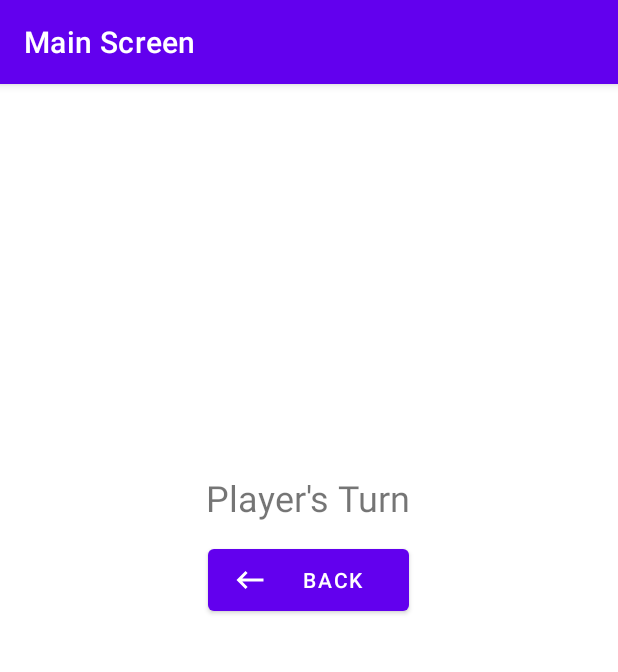
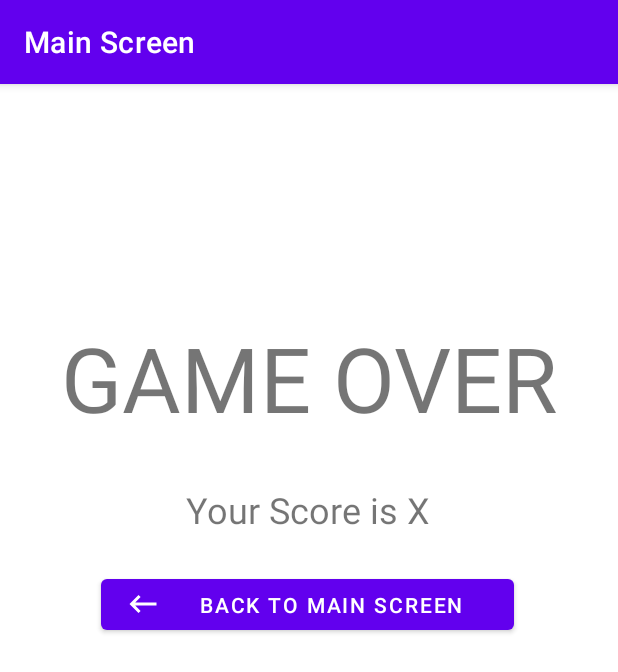
Before and after one commit to noventaaaa/anmp_week2, an Android app: the fragment GameFragment placed in its activity, on a phone screen of 412 x 824 dp. Shown: the top 672 px of the screen. Run offline under Robolectric (Android 15) with nearby library versions, the phone set to English and light mode, and no system bars; our stand-ins replace navigation-ui; 1 statement that could not run was skipped.

Commit message:
layout game over

```diff
--- a/app/src/main/res/layout/fragment_game.xml
+++ b/app/src/main/res/layout/fragment_game.xml
@@ -11,11 +11,11 @@
         android:layout_height="match_parent">
 
         <TextView
-            android:id="@+id/txtTurn"
+            android:id="@+id/txtScore"
             android:layout_width="wrap_content"
             android:layout_height="wrap_content"
-            android:layout_marginTop="240dp"
-            android:text="Player's Turn"
+            android:layout_marginTop="248dp"
+            android:text="Your Score is X"
             android:textSize="24sp"
             app:layout_constraintEnd_toEndOf="parent"
             app:layout_constraintHorizontal_bias="0.498"
@@ -24,14 +24,27 @@
 
         <Button
             android:id="@+id/btnBack"
-            android:layout_width="134dp"
-            android:layout_height="53dp"
-            android:layout_marginTop="12dp"
-            android:text="BACK"
+            android:layout_width="275dp"
+            android:layout_height="46dp"
+            android:layout_marginTop="24dp"
+            android:text="BACK TO MAIN SCREEN"
             app:icon="@drawable/baseline_keyboard_backspace_24"
             app:layout_constraintEnd_toEndOf="parent"
-            app:layout_constraintHorizontal_bias="0.498"
+            app:layout_constraintHorizontal_bias="0.494"
             app:layout_constraintStart_toStartOf="parent"
-            app:layout_constraintTop_toBottomOf="@+id/txtTurn" />
+            app:layout_constraintTop_toBottomOf="@+id/txtScore" />
+
+        <TextView
+            android:id="@+id/txtOver"
+            android:layout_width="wrap_content"
+            android:layout_height="wrap_content"
+            android:layout_marginTop="136dp"
+            android:layout_marginBottom="32dp"
+            android:text="GAME OVER"
+            android:textSize="60sp"
+            app:layout_constraintBottom_toTopOf="@+id/txtScore"
+            app:layout_constraintEnd_toEndOf="parent"
+            app:layout_constraintStart_toStartOf="parent"
+            app:layout_constraintTop_toTopOf="parent" />
     </androidx.constraintlayout.widget.ConstraintLayout>
 </FrameLayout>
```
